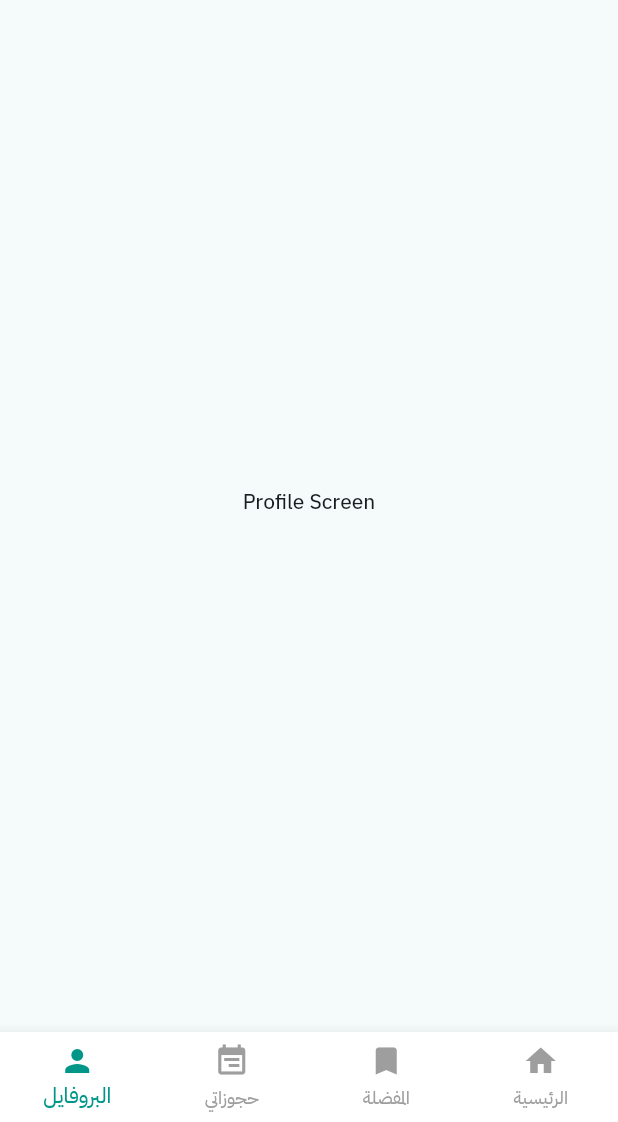
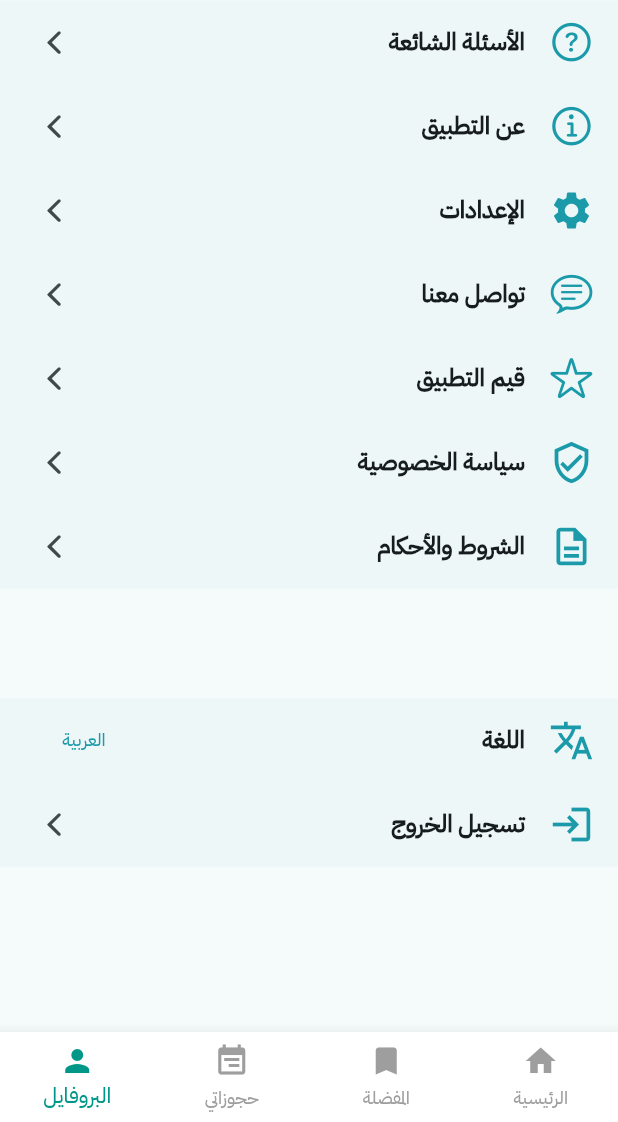
Before and after one commit to alielsaaed/waghetak_app, a Flutter app: the screen it shows after launch, item 4 of the bottom bar chosen, on a phone screen of 412 x 824 dp, the part 114-1236 px from its top. Run offline on Flutter 3.47's test engine with Material 3 defaults, Android fonts, the phone set to English and light mode, and no system bars; our stand-ins replace carousel_slider, flutter_image_slideshow, flutter_screenutil, flutter_svg, intl_phone_number_input, syncfusion_flutter_datepicker and 1 more; network calls fail.

Commit message:
profile and settings screens

```diff
--- a/lib/common compounents/filter_bottom_sheet.dart
+++ b/lib/common compounents/filter_bottom_sheet.dart
@@ -59,7 +59,7 @@ class _FilterBottomSheetState extends State<FilterBottomSheet> {
           children: [
             Text(
               'الفلترة',
-              style: Theme.of(context).textTheme.headline6,
+              style: Theme.of(context).textTheme.bodyLarge,
             ),
             const SizedBox(height: 16),
             _buildDropdown('من', _locations, _selectedLocation,
--- a/lib/routes.dart
+++ b/lib/routes.dart
@@ -3,10 +3,15 @@ import 'package:waghetak_app/view/auth/login_screen.dart';
 import 'package:waghetak_app/view/auth/signup_screen.dart';
 import 'package:waghetak_app/view/core/booking_information_screen.dart';
 import 'package:waghetak_app/view/core/booking_invoice_screen.dart';
+import 'package:waghetak_app/view/core/edit_account.dart';
+import 'package:waghetak_app/view/core/edit_email.dart';
+import 'package:waghetak_app/view/core/edit_password.dart';
+import 'package:waghetak_app/view/core/edit_phone.dart';
 import 'package:waghetak_app/view/core/favorite_screen.dart';
 import 'package:waghetak_app/view/core/home_screen.dart';
 import 'package:waghetak_app/view/core/notifications_screen.dart';
 import 'package:waghetak_app/view/core/payments_screen.dart';
+import 'package:waghetak_app/view/core/settings_screen.dart';
 import 'package:waghetak_app/view/onboarding/onbaording_3.dart';
 import 'package:waghetak_app/view/onboarding/onboarding_1.dart';
 import 'package:waghetak_app/view/onboarding/onboarding_2.dart';
@@ -23,4 +28,9 @@ Map<String, Widget Function(BuildContext)> routes = {
   PaymentsScreen.id: (context) => const PaymentsScreen(),
   BookingInvoiceScreen.id: (context) => const BookingInvoiceScreen(),
   BookingInformationScreen.id: (context) => const BookingInformationScreen(),
+  SettingsScreen.id: (context) => const SettingsScreen(),
+  EditAccount.id: (context) => const EditAccount(),
+  EditEmail.id: (context) => const EditEmail(),
+  EditPhone.id: (context) => const EditPhone(),
+  EditPassword.id: (context) => const EditPassword(),
 };
--- a/lib/view/core/home_screen.dart
+++ b/lib/view/core/home_screen.dart
@@ -3,6 +3,7 @@ import 'package:waghetak_app/constants/constants.dart';
 import 'package:waghetak_app/view/core/favorite_screen.dart';
 import 'package:waghetak_app/view/core/home_page.dart';
 import 'package:waghetak_app/view/core/notifications_screen.dart';
+import 'package:waghetak_app/view/core/profile_screen.dart';
 import 'package:waghetak_app/view/core/reservation_screen.dart';
 
 class HomeScreen extends StatefulWidget {
@@ -26,7 +27,7 @@ class _HomeScreenState extends State<HomeScreen> {
     const HomePage(),
     const FavoriteScreen(),
     const ReservationScreen(),
-    const Center(child: Text('Profile Screen')),
+    ProfileScreen(),
   ];
 
   @override
--- /dev/null
+++ b/lib/view/core/profile_screen.dart
@@ -0,0 +1,162 @@
+import 'package:flutter/cupertino.dart';
+import 'package:flutter/material.dart';
+import 'package:waghetak_app/view/core/settings_screen.dart';
+
+import '../../constants/constants.dart';
+
+class ProfileScreen extends StatelessWidget {
+  final List<ProfileItem> firstProfileListItem = [
+    ProfileItem(
+      title: "الأسئلة الشائعة",
+      leadingIcon: Icon(
+        CupertinoIcons.question_circle,
+        color: primaryColor,
+        size: 30,
+      ),
+      trailingIcon: const Icon(CupertinoIcons.forward),
+    ),
+    ProfileItem(
+      title: "عن التطبيق",
+      leadingIcon: Icon(
+        CupertinoIcons.info,
+        color: primaryColor,
+        size: 30,
+      ),
+      trailingIcon: const Icon(CupertinoIcons.forward),
+    ),
+    ProfileItem(
+      title: "الإعدادات",
+      leadingIcon: Icon(
+        Icons.settings,
+        color: primaryColor,
+        size: 30,
+      ),
+      trailingIcon: const Icon(CupertinoIcons.forward),
+      onNavigationTap: (BuildContext context) {
+        Navigator.of(context).pushNamed(SettingsScreen.id);
+      },
+    ),
+    ProfileItem(
+      title: "تواصل معنا",
+      leadingIcon: Icon(
+        CupertinoIcons.chat_bubble_text,
+        color: primaryColor,
+        size: 30,
+      ),
+      trailingIcon: const Icon(CupertinoIcons.forward),
+    ),
+    ProfileItem(
+      title: "قيم التطبيق",
+      leadingIcon: Icon(
+        CupertinoIcons.star,
+        color: primaryColor,
+        size: 30,
+      ),
+      trailingIcon: const Icon(CupertinoIcons.forward),
+    ),
+    ProfileItem(
+      title: "سياسة الخصوصية",
+      leadingIcon: Icon(
+        Icons.verified_user_outlined,
+        color: primaryColor,
+        size: 30,
+      ),
+      trailingIcon: const Icon(CupertinoIcons.forward),
+    ),
+    ProfileItem(
+      title: "الشروط والأحكام",
+      leadingIcon: Icon(
+        Icons.description_outlined,
+        color: primaryColor,
+        size: 30,
+      ),
+      trailingIcon: const Icon(CupertinoIcons.forward),
+    ),
+  ];
+  final List<ProfileItem> secondProfileListItem = [
+    ProfileItem(
+      title: "اللغة",
+      leadingIcon: Icon(
+        Icons.translate,
+        color: primaryColor,
+        size: 30,
+      ),
+      trailingIcon: TextButton(
+        onPressed: () {},
+        child: const Text(
+          "العربية",
+        ),
+      ),
+    ),
+    ProfileItem(
+      title: "تسجيل الخروج",
+      leadingIcon: Icon(
+        Icons.login_outlined,
+        color: primaryColor,
+        size: 30,
+      ),
+      trailingIcon: const Icon(CupertinoIcons.forward),
+    ),
+  ];
+
+  ProfileScreen({super.key});
+
+  @override
+  Widget build(BuildContext context) {
+    return Column(
+      children: [
+        SizedBox(height: constVerticalPadding),
+        Expanded(
+          flex: 2,
+          child: ListView.builder(
+            itemCount: firstProfileListItem.length,
+            itemBuilder: (context, index) {
+              final profileItems = firstProfileListItem[index];
+              return ListTile(
+                tileColor: const Color(0xff1B9AAA).withOpacity(0.03),
+                leading: profileItems.leadingIcon,
+                title: Text(profileItems.title),
+                trailing: profileItems.trailingIcon,
+                onTap: profileItems.onNavigationTap != null
+                    ? () => profileItems.onNavigationTap!(context)
+                    : null,
+              );
+            },
+          ),
+        ),
+        SizedBox(height: constVerticalPadding),
+        Expanded(
+          flex: 1,
+          child: ListView.builder(
+            itemCount: secondProfileListItem.length,
+            itemBuilder: (context, index) {
+              final profileItems = secondProfileListItem[index];
+              return ListTile(
+                tileColor: const Color(0xff1B9AAA).withOpacity(0.03),
+                leading: profileItems.leadingIcon,
+                title: Text(profileItems.title),
+                trailing: profileItems.trailingIcon,
+                onTap: profileItems.onNavigationTap != null
+                    ? () => profileItems.onNavigationTap!(context)
+                    : null,
+              );
+            },
+          ),
+        ),
+      ],
+    );
+  }
+}
+
+class ProfileItem {
+  final String title;
+  final Icon leadingIcon;
+  final Widget trailingIcon;
+  final Function(BuildContext)? onNavigationTap;
+
+  ProfileItem(
+      {required this.title,
+      required this.leadingIcon,
+      required this.trailingIcon,
+      this.onNavigationTap});
+}
--- a/pubspec.yaml
+++ b/pubspec.yaml
@@ -42,7 +42,7 @@ dependencies:
   flutter_screenutil: ^5.9.0
   intl_phone_number_input: ^0.7.4
   carousel_slider: ^4.2.1
-  intl: ^0.18.1
+  intl: ^0.19.0
   animations: ^2.0.11
   flutter_image_slideshow: ^0.1.6
   syncfusion_flutter_datepicker: ^25.2.4
```
Also changed, not shown: lib/common compounents/custom_textformfield.dart (+9 -5 lines), lib/common compounents/custom_textformfield_password.dart (+8 -7 lines), lib/common compounents/toggle_switch.dart (added, +26 -0 lines), lib/view/core/edit_account.dart (added, +165 -0 lines), lib/view/core/edit_email.dart (added, +57 -0 lines), lib/view/core/edit_password.dart (added, +62 -0 lines), lib/view/core/edit_phone.dart (added, +55 -0 lines), lib/view/core/settings_screen.dart (added, +106 -0 lines), assets/icons/edit_icon.png (added), pubspec.lock.
